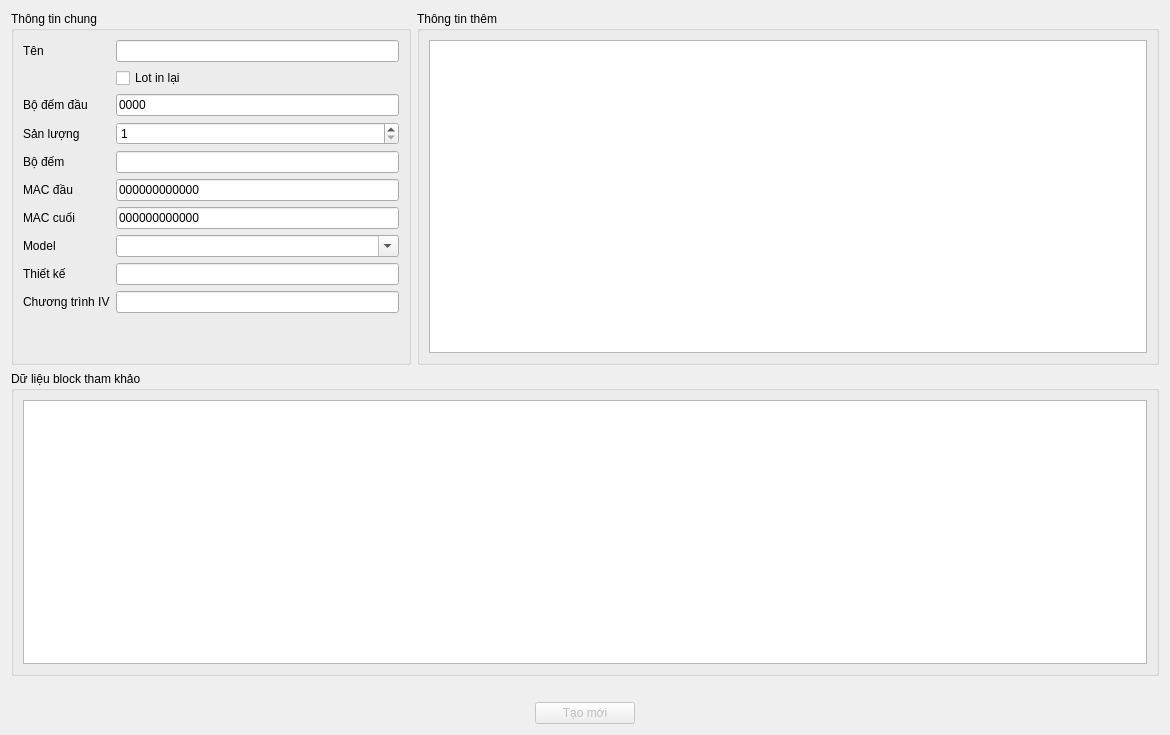
Old version of the form Sources/HxLOTPropertyDialog.ui in the repository VanDuongPCB/desktop-laser-marking-system.
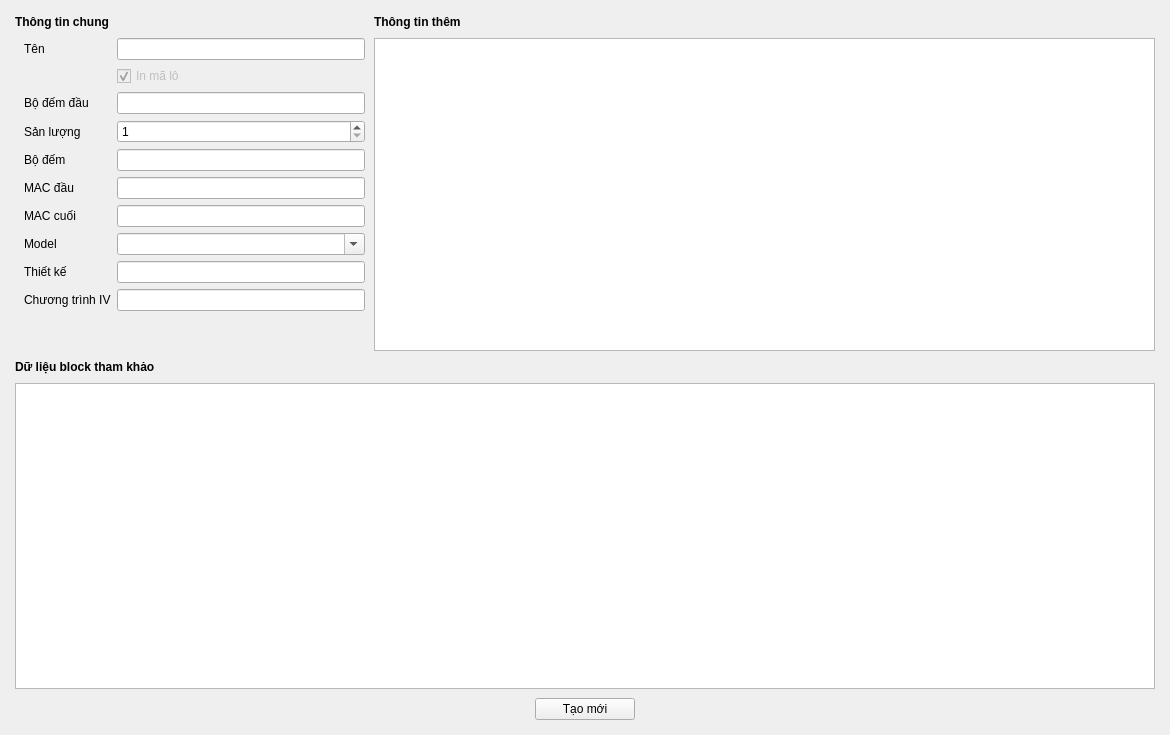
New version of the form. Custom widgets are drawn as their Qt base class.

Diff of the .ui file:
```diff
--- a/Sources/HxLOTPropertyDialog.ui
+++ b/Sources/HxLOTPropertyDialog.ui
@@ -14,34 +14,196 @@
    <string>Thông tin lot</string>
   </property>
   <layout class="QGridLayout" name="gridLayout_2">
+   <property name="leftMargin">
+    <number>15</number>
+   </property>
+   <property name="topMargin">
+    <number>15</number>
+   </property>
+   <property name="rightMargin">
+    <number>15</number>
+   </property>
+   <property name="bottomMargin">
+    <number>15</number>
+   </property>
+   <property name="spacing">
+    <number>9</number>
+   </property>
    <item row="0" column="0">
-    <widget class="QGroupBox" name="groupBox">
+    <widget class="QLabel" name="label_10">
+     <property name="font">
+      <font>
+       <bold>true</bold>
+      </font>
+     </property>
+     <property name="text">
+      <string>Thông tin chung</string>
+     </property>
+    </widget>
+   </item>
+   <item row="11" column="0" colspan="2">
+    <layout class="QHBoxLayout" name="horizontalLayout">
+     <item>
+      <spacer name="horizontalSpacer">
+       <property name="orientation">
+        <enum>Qt::Orientation::Horizontal</enum>
+       </property>
+       <property name="sizeHint" stdset="0">
+        <size>
+         <width>40</width>
+         <height>20</height>
+        </size>
+       </property>
+      </spacer>
+     </item>
+     <item>
+      <widget class="QPushButton" name="btnCreateOrChange">
+       <property name="enabled">
+        <bool>true</bool>
+       </property>
+       <property name="minimumSize">
+        <size>
+         <width>100</width>
+         <height>0</height>
+        </size>
+       </property>
+       <property name="text">
+        <string>Tạo mới</string>
+       </property>
+       <property name="autoDefault">
+        <bool>false</bool>
+       </property>
+      </widget>
+     </item>
+     <item>
+      <spacer name="horizontalSpacer_2">
+       <property name="orientation">
+        <enum>Qt::Orientation::Horizontal</enum>
+       </property>
+       <property name="sizeHint" stdset="0">
+        <size>
+         <width>40</width>
+         <height>20</height>
+        </size>
+       </property>
+      </spacer>
+     </item>
+    </layout>
+   </item>
+   <item row="0" column="1">
+    <widget class="QLabel" name="label_11">
+     <property name="font">
+      <font>
+       <bold>true</bold>
+      </font>
+     </property>
+     <property name="text">
+      <string>Thông tin thêm</string>
+     </property>
+    </widget>
+   </item>
+   <item row="3" column="0" colspan="2">
+    <widget class="HxTableView" name="tbvBlocks">
+     <property name="editTriggers">
+      <set>QAbstractItemView::EditTrigger::NoEditTriggers</set>
+     </property>
+     <attribute name="horizontalHeaderStretchLastSection">
+      <bool>true</bool>
+     </attribute>
+     <attribute name="verticalHeaderVisible">
+      <bool>false</bool>
+     </attribute>
+     <attribute name="verticalHeaderMinimumSectionSize">
+      <number>22</number>
+     </attribute>
+     <attribute name="verticalHeaderDefaultSectionSize">
+      <number>22</number>
+     </attribute>
+    </widget>
+   </item>
+   <item row="1" column="0">
+    <widget class="QWidget" name="widget" native="true">
+     <property name="sizePolicy">
+      <sizepolicy hsizetype="Fixed" vsizetype="Preferred">
+       <horstretch>0</horstretch>
+       <verstretch>0</verstretch>
+      </sizepolicy>
+     </property>
      <property name="minimumSize">
       <size>
-       <width>200</width>
+       <width>350</width>
        <height>0</height>
       </size>
      </property>
-     <property name="maximumSize">
-      <size>
-       <width>400</width>
-       <height>16777215</height>
-      </size>
-     </property>
-     <property name="title">
-      <string>Thông tin chung</string>
-     </property>
-     <layout class="QGridLayout" name="gridLayout_3">
+     <layout class="QGridLayout" name="gridLayout_4">
+      <property name="topMargin">
+       <number>0</number>
+      </property>
+      <property name="rightMargin">
+       <number>0</number>
+      </property>
+      <property name="bottomMargin">
+       <number>0</number>
+      </property>
+      <item row="4" column="0">
+       <widget class="QLabel" name="label_6">
+        <property name="text">
+         <string>Bộ đếm</string>
+        </property>
+       </widget>
+      </item>
+      <item row="6" column="0">
+       <widget class="QLabel" name="label_8">
+        <property name="text">
+         <string>MAC cuối</string>
+        </property>
+       </widget>
+      </item>
       <item row="6" column="1">
-       <widget class="QLineEdit" name="txtMACStart">
+       <widget class="QLineEdit" name="txtMACEnd">
         <property name="text">
-         <string>000000000000</string>
+         <string/>
         </property>
         <property name="maxLength">
          <number>12</number>
         </property>
        </widget>
       </item>
+      <item row="2" column="1">
+       <widget class="QLineEdit" name="txtCounterStart">
+        <property name="text">
+         <string/>
+        </property>
+       </widget>
+      </item>
+      <item row="7" column="0">
+       <widget class="QLabel" name="label_2">
+        <property name="text">
+         <string>Model</string>
+        </property>
+       </widget>
+      </item>
+      <item row="8" column="1">
+       <widget class="QLineEdit" name="txtDesign">
+        <property name="readOnly">
+         <bool>true</bool>
+        </property>
+       </widget>
+      </item>
+      <item row="0" column="0">
+       <widget class="QLabel" name="label">
+        <property name="text">
+         <string>Tên</string>
+        </property>
+       </widget>
+      </item>
+      <item row="2" column="0">
+       <widget class="QLabel" name="label_5">
+        <property name="text">
+         <string>Bộ đếm đầu</string>
+        </property>
+       </widget>
+      </item>
       <item row="3" column="1">
        <widget class="QSpinBox" name="spxQuantity">
         <property name="minimum">
@@ -52,48 +214,48 @@
         </property>
        </widget>
       </item>
-      <item row="9" column="0">
-       <widget class="QLabel" name="label_3">
+      <item row="5" column="0">
+       <widget class="QLabel" name="label_7">
         <property name="text">
-         <string>Thiết kế</string>
+         <string>MAC đầu</string>
         </property>
        </widget>
       </item>
-      <item row="7" column="0">
-       <widget class="QLabel" name="label_8">
+      <item row="3" column="0">
+       <widget class="QLabel" name="label_9">
         <property name="text">
-         <string>MAC cuối</string>
+         <string>Sản lượng</string>
         </property>
        </widget>
       </item>
-      <item row="8" column="1">
+      <item row="4" column="1">
+       <widget class="QLineEdit" name="txtCounter">
+        <property name="readOnly">
+         <bool>true</bool>
+        </property>
+       </widget>
+      </item>
+      <item row="7" column="1">
        <widget class="QComboBox" name="cbxModel">
         <property name="editable">
          <bool>true</bool>
         </property>
        </widget>
       </item>
-      <item row="1" column="1">
-       <widget class="QCheckBox" name="chxRePrint">
-        <property name="text">
-         <string>Lot in lại</string>
+      <item row="9" column="1">
+       <widget class="QLineEdit" name="txtProgram">
+        <property name="readOnly">
+         <bool>true</bool>
         </property>
        </widget>
       </item>
-      <item row="10" column="0">
+      <item row="9" column="0">
        <widget class="QLabel" name="label_4">
         <property name="text">
          <string>Chương trình IV</string>
         </property>
        </widget>
       </item>
-      <item row="5" column="1">
-       <widget class="QLineEdit" name="txtCounter">
-        <property name="readOnly">
-         <bool>true</bool>
-        </property>
-       </widget>
-      </item>
       <item row="0" column="1">
        <widget class="QLineEdit" name="txtName">
         <property name="minimumSize">
@@ -104,10 +266,23 @@
         </property>
        </widget>
       </item>
-      <item row="7" column="1">
-       <widget class="QLineEdit" name="txtMACEnd">
+      <item row="1" column="1">
+       <widget class="QCheckBox" name="chxRePrint">
+        <property name="enabled">
+         <bool>false</bool>
+        </property>
         <property name="text">
-         <string>000000000000</string>
+         <string>In mã lô</string>
+        </property>
+        <property name="checked">
+         <bool>true</bool>
+        </property>
+       </widget>
+      </item>
+      <item row="5" column="1">
+       <widget class="QLineEdit" name="txtMACStart">
+        <property name="text">
+         <string/>
         </property>
         <property name="maxLength">
          <number>12</number>
@@ -115,20 +290,13 @@
        </widget>
       </item>
       <item row="8" column="0">
-       <widget class="QLabel" name="label_2">
+       <widget class="QLabel" name="label_3">
         <property name="text">
-         <string>Model</string>
+         <string>Thiết kế</string>
         </property>
        </widget>
       </item>
-      <item row="0" column="0">
-       <widget class="QLabel" name="label">
-        <property name="text">
-         <string>Tên</string>
-        </property>
-       </widget>
-      </item>
-      <item row="11" column="1">
+      <item row="10" column="1">
        <spacer name="verticalSpacer">
         <property name="orientation">
          <enum>Qt::Orientation::Vertical</enum>
@@ -141,167 +309,31 @@
         </property>
        </spacer>
       </item>
-      <item row="5" column="0">
-       <widget class="QLabel" name="label_6">
-        <property name="text">
-         <string>Bộ đếm</string>
-        </property>
-       </widget>
-      </item>
-      <item row="3" column="0">
-       <widget class="QLabel" name="label_9">
-        <property name="text">
-         <string>Sản lượng</string>
-        </property>
-       </widget>
-      </item>
-      <item row="6" column="0">
-       <widget class="QLabel" name="label_7">
-        <property name="text">
-         <string>MAC đầu</string>
-        </property>
-       </widget>
-      </item>
-      <item row="2" column="0">
-       <widget class="QLabel" name="label_5">
-        <property name="text">
-         <string>Bộ đếm đầu</string>
-        </property>
-       </widget>
-      </item>
-      <item row="2" column="1">
-       <widget class="QLineEdit" name="txtCounterStart">
-        <property name="text">
-         <string>0000</string>
-        </property>
-       </widget>
-      </item>
-      <item row="9" column="1">
-       <widget class="QLineEdit" name="txtDesign">
-        <property name="readOnly">
-         <bool>true</bool>
-        </property>
-       </widget>
-      </item>
-      <item row="10" column="1">
-       <widget class="QLineEdit" name="txtProgram">
-        <property name="readOnly">
-         <bool>true</bool>
-        </property>
-       </widget>
-      </item>
      </layout>
     </widget>
    </item>
-   <item row="2" column="0" colspan="2">
-    <widget class="QGroupBox" name="groupBox_3">
-     <property name="title">
+   <item row="1" column="1">
+    <widget class="HxTableView" name="tbvParams">
+     <attribute name="horizontalHeaderStretchLastSection">
+      <bool>true</bool>
+     </attribute>
+     <attribute name="verticalHeaderMinimumSectionSize">
+      <number>22</number>
+     </attribute>
+     <attribute name="verticalHeaderDefaultSectionSize">
+      <number>22</number>
+     </attribute>
+    </widget>
+   </item>
+   <item row="2" column="0">
+    <widget class="QLabel" name="label_12">
+     <property name="font">
+      <font>
+       <bold>true</bold>
+      </font>
+     </property>
+     <property name="text">
       <string>Dữ liệu block tham khảo</string>
-     </property>
-     <layout class="QGridLayout" name="gridLayout_5">
-      <item row="0" column="0">
-       <widget class="HxTableView" name="tbvBlocks">
-        <property name="editTriggers">
-         <set>QAbstractItemView::EditTrigger::NoEditTriggers</set>
-        </property>
-        <attribute name="horizontalHeaderStretchLastSection">
-         <bool>true</bool>
-        </attribute>
-        <attribute name="verticalHeaderVisible">
-         <bool>false</bool>
-        </attribute>
-        <attribute name="verticalHeaderMinimumSectionSize">
-         <number>22</number>
-        </attribute>
-        <attribute name="verticalHeaderDefaultSectionSize">
-         <number>22</number>
-        </attribute>
-       </widget>
-      </item>
-     </layout>
-    </widget>
-   </item>
-   <item row="0" column="1">
-    <widget class="QGroupBox" name="groupBox_2">
-     <property name="maximumSize">
-      <size>
-       <width>16777215</width>
-       <height>16777215</height>
-      </size>
-     </property>
-     <property name="title">
-      <string>Thông tin thêm</string>
-     </property>
-     <layout class="QGridLayout" name="gridLayout_4">
-      <item row="0" column="0">
-       <widget class="HxTableView" name="tbvParams">
-        <attribute name="horizontalHeaderStretchLastSection">
-         <bool>true</bool>
-        </attribute>
-        <attribute name="verticalHeaderMinimumSectionSize">
-         <number>22</number>
-        </attribute>
-        <attribute name="verticalHeaderDefaultSectionSize">
-         <number>22</number>
-        </attribute>
-       </widget>
-      </item>
-     </layout>
-    </widget>
-   </item>
-   <item row="11" column="0" colspan="2">
-    <layout class="QHBoxLayout" name="horizontalLayout">
-     <item>
-      <spacer name="horizontalSpacer">
-       <property name="orientation">
-        <enum>Qt::Orientation::Horizontal</enum>
-       </property>
-       <property name="sizeHint" stdset="0">
-        <size>
-         <width>40</width>
-         <height>20</height>
-        </size>
-       </property>
-      </spacer>
-     </item>
-     <item>
-      <widget class="QPushButton" name="btnCreateOrChange">
-       <property name="enabled">
-        <bool>false</bool>
-       </property>
-       <property name="minimumSize">
-        <size>
-         <width>100</width>
-         <height>0</height>
-        </size>
-       </property>
-       <property name="text">
-        <string>Tạo mới</string>
-       </property>
-      </widget>
-     </item>
-     <item>
-      <spacer name="horizontalSpacer_2">
-       <property name="orientation">
-        <enum>Qt::Orientation::Horizontal</enum>
-       </property>
-       <property name="sizeHint" stdset="0">
-        <size>
-         <width>40</width>
-         <height>20</height>
-        </size>
-       </property>
-      </spacer>
-     </item>
-    </layout>
-   </item>
-   <item row="3" column="0" colspan="2">
-    <widget class="QLabel" name="lblError">
-     <property name="styleSheet">
-      <string notr="true">color:red;</string>
-     </property>
-     <property name="text">
-      <string/>
      </property>
     </widget>
    </item>
```
Left out of the diff: 4 changed lines with no effect on the pictures.
